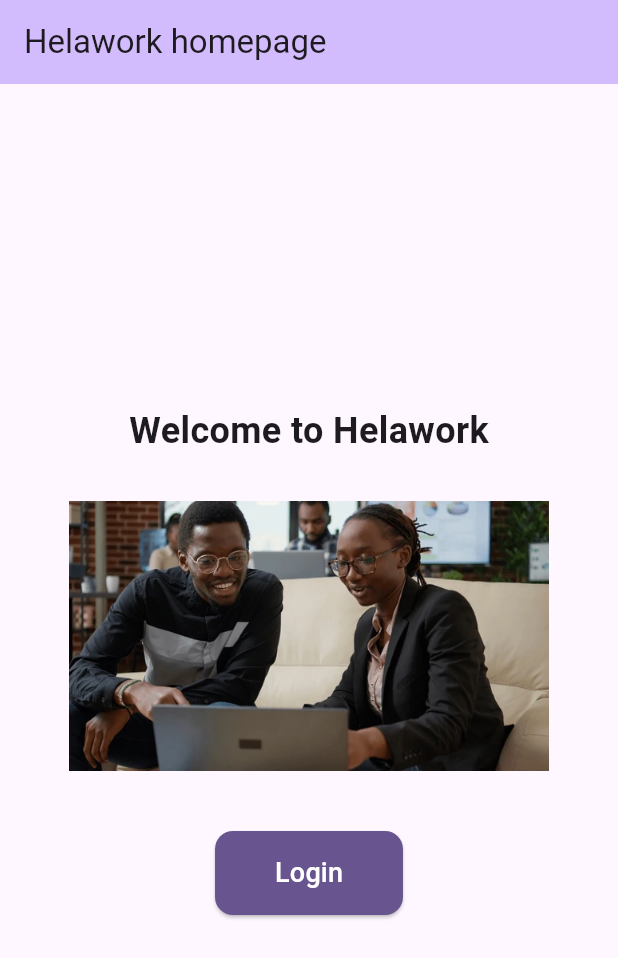
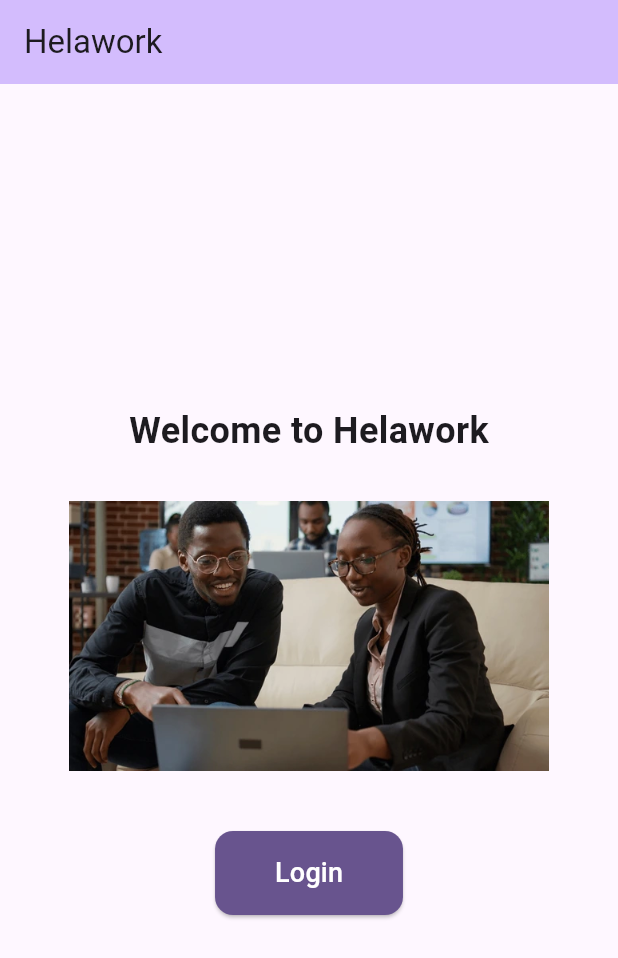
Before and after one commit to machageDev/system-helawork, a Flutter app: the screen it shows after launch, on a phone screen of 412 x 824 dp. Shown: the top 958 px of the screen. Run offline on Flutter 3.47's test engine with Material 3 defaults, Android fonts, the light colour scheme and no system bars.

```diff
--- a/flutterapp/helawork_app/lib/main.dart
+++ b/flutterapp/helawork_app/lib/main.dart
@@ -16,7 +16,7 @@ class MyApp extends StatelessWidget {
         colorScheme: ColorScheme.fromSeed(seedColor: Colors.deepPurple),
         useMaterial3: true,
       ),
-      home: const MyHomePage(title: 'Helawork homepage'),
+      home: const MyHomePage(title: 'Helawork'),
     );
   }
 }
```
Also changed, not shown: flutterapp/helawork_app/pubspec.yaml (+8 -0 lines), flutterapp/helawork_app/assets/images/helaworklogo.png (added), flutterapp/helawork_app/pubspec.lock.
